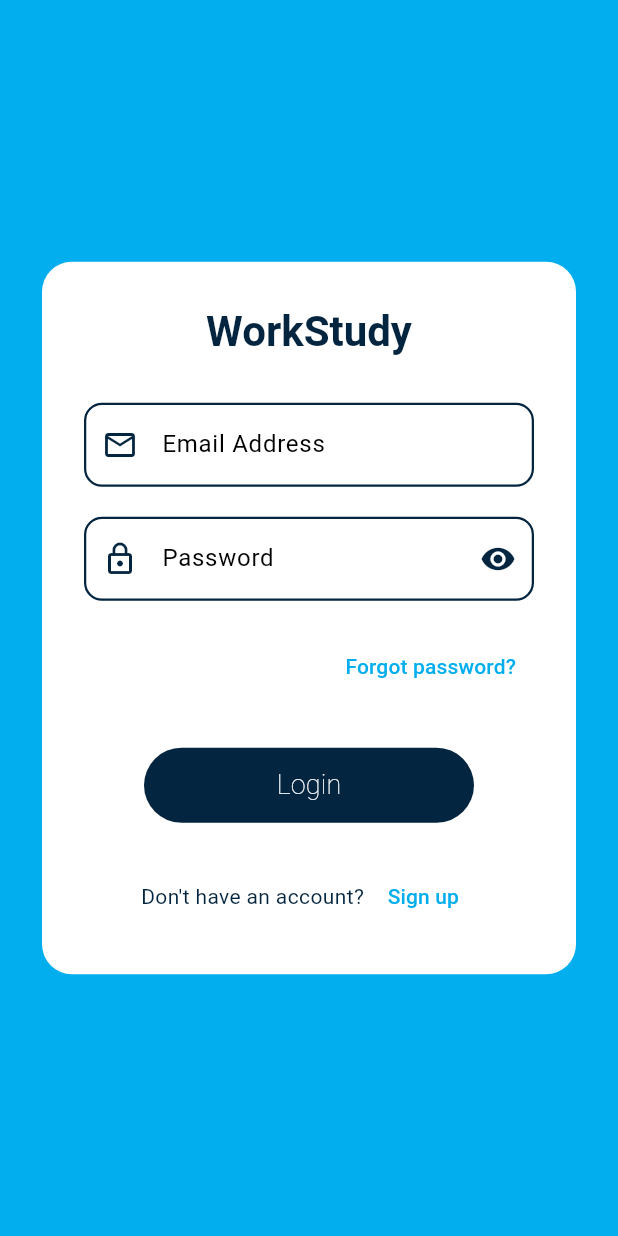
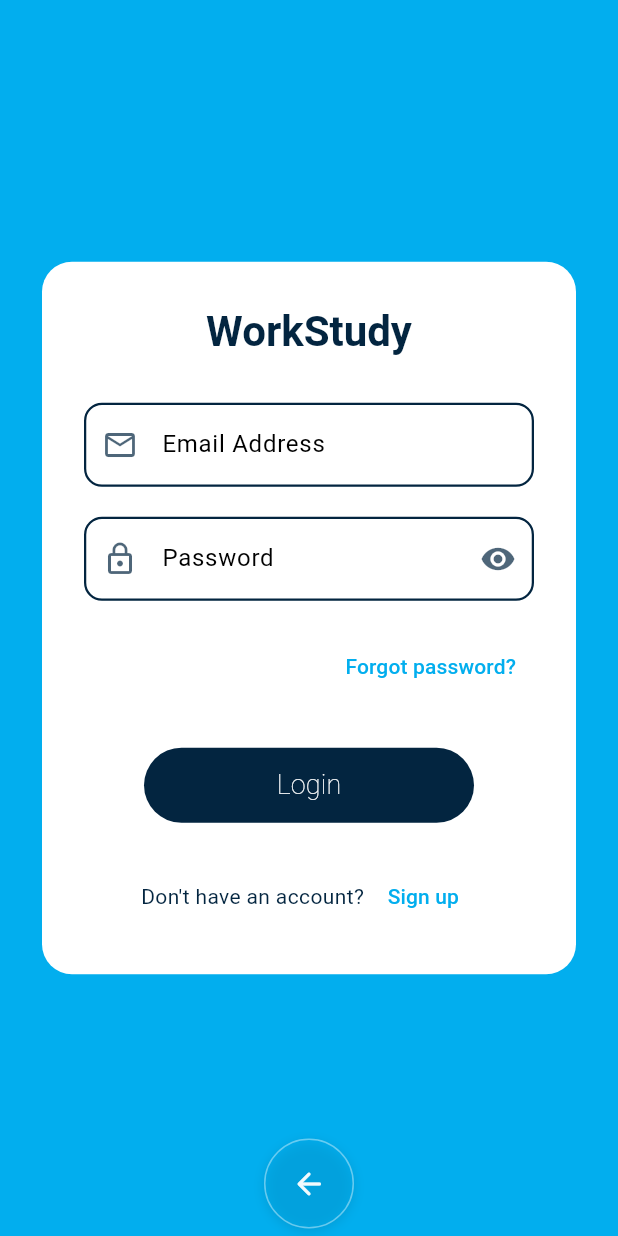
Before and after one commit to kamaugithub/workstudy, a Flutter app: the LoginPage screen opened by its route, on a phone screen of 412 x 824 dp. Run offline on Flutter 3.47's test engine with Material 3 defaults, Android fonts, the phone set to English and light mode, and no system bars; our stand-ins replace cloud_firestore, firebase_auth, firebase_core, pdf, printing; missing offline and left inert: dart:html, excel; accounts and stored records are empty; Roboto replaces fonts that are missing (Segoe UI).

Commit message:
login back button

```diff
--- a/lib/pages/login.dart
+++ b/lib/pages/login.dart
@@ -50,15 +50,13 @@ class _LoginPageState extends State<LoginPage> {
       await authService.checkUserApproval(userCredential.user!.uid);
 
       //  Try getting user data from Firestore (your existing code)
-      DocumentSnapshot doc =
-          await FirebaseFirestore.instance
+      DocumentSnapshot doc = await FirebaseFirestore.instance
           .collection('users')
           .doc(userCredential.user!.uid)
           .get();
 
       // 🔍 If document doesn't exist, try finding it by email
-      QuerySnapshot emailQuery =
-          await FirebaseFirestore.instance
+      QuerySnapshot emailQuery = await FirebaseFirestore.instance
           .collection('users')
           .where('email', isEqualTo: email)
           .limit(1)
@@ -82,8 +80,7 @@ class _LoginPageState extends State<LoginPage> {
 
         role = 'admin';
       } else {
-        final userData =
-            doc.exists
+        final userData = doc.exists
             ? doc.data() as Map<String, dynamic>
             : emailQuery.docs.first.data() as Map<String, dynamic>;
         role = userData['role'].toString().toLowerCase();
@@ -107,7 +104,8 @@ class _LoginPageState extends State<LoginPage> {
       // NEW: Handle approval-specific errors
       String errorMessage;
       if (e.code == 'pending-approval') {
-        errorMessage = 'Your account is pending admin approval. Please wait for approval.';
+        errorMessage =
+            'Your account is pending admin approval. Please wait for approval.';
       } else if (e.code == 'account-declined') {
         errorMessage = e.message ?? 'Your account has been declined by admin.';
       } else {
@@ -147,6 +145,14 @@ class _LoginPageState extends State<LoginPage> {
     );
   }
 
+  /// Navigate back to landing page
+  void _goToLandingPage() {
+    // Replace with your actual landing page route
+    // For now, I'll use a simple pop or you can adjust based on your app structure
+    Navigator.of(context).popUntil((route) => route.isFirst);
+    // If you have a specific landing page, use:
+    // Navigator.pushReplacementNamed(context, '/landing');
+  }
 
   @override
   Widget build(BuildContext context) {
@@ -161,7 +167,9 @@ class _LoginPageState extends State<LoginPage> {
             end: Alignment.bottomCenter,
           ),
         ),
-        child: Center(
+        child: Stack(
+          children: [
+            Center(
               child: SingleChildScrollView(
                 padding: const EdgeInsets.all(24.0),
                 child: Card(
@@ -191,9 +199,9 @@ class _LoginPageState extends State<LoginPage> {
                           decoration: InputDecoration(
                             labelText: "Email Address",
                             hintText: "your.email@daystar.ac.ke",
-                        prefixIcon: const Icon(
+                            prefixIcon: Icon(
                               Icons.email_outlined,
-                          color: Color(0xFF032540),
+                              color: const Color(0xFF032540).withOpacity(0.7),
                             ),
                             enabledBorder: OutlineInputBorder(
                               borderRadius: BorderRadius.circular(12),
@@ -221,16 +229,16 @@ class _LoginPageState extends State<LoginPage> {
                           decoration: InputDecoration(
                             labelText: "Password",
                             hintText: "Enter your password",
-                        prefixIcon: const Icon(
+                            prefixIcon: Icon(
                               Icons.lock_outline,
-                          color: Color(0xFF032540),
+                              color: const Color(0xFF032540).withOpacity(0.7),
                             ),
                             suffixIcon: IconButton(
                               icon: Icon(
                                 showPassword
                                     ? Icons.visibility_off
                                     : Icons.visibility,
-                            color: const Color(0xFF032540),
+                                color: const Color(0xFF032540).withOpacity(0.7),
                               ),
                               onPressed: () {
                                 setState(() {
@@ -264,7 +272,8 @@ class _LoginPageState extends State<LoginPage> {
                               Navigator.push(
                                 context,
                                 MaterialPageRoute(
-                              builder: (context) => const ForgotPasswordPage(),
+                                  builder: (context) =>
+                                      const ForgotPasswordPage(),
                                 ),
                               );
                             },
@@ -296,8 +305,7 @@ class _LoginPageState extends State<LoginPage> {
                                 Colors.white.withOpacity(0.2),
                               ),
                             ),
-                        child:
-                            isLoading
+                            child: isLoading
                                 ? const SizedBox(
                                     width: 25,
                                     height: 25,
@@ -351,6 +359,59 @@ class _LoginPageState extends State<LoginPage> {
                 ),
               ),
             ),
+
+            // Back button at bottom navigation panel
+            Positioned(
+              bottom: 0,
+              left: 0,
+              right: 0,
+              child: Container(
+                height: 70,
+                decoration: BoxDecoration(
+                  color: const Color(0xFF02AEEE).withOpacity(0.15),
+                  // Removed the white top border line
+                ),
+                child: Center(
+                  child: Container(
+                    width: 60, // Reduced size for just the icon
+                    height: 60, // Reduced size for just the icon
+                    decoration: BoxDecoration(
+                      color: const Color(0xFF02AEEE).withOpacity(0.3),
+                      borderRadius: BorderRadius.circular(30), // Circular shape
+                      boxShadow: [
+                        BoxShadow(
+                          color: Colors.black.withOpacity(0.1),
+                          blurRadius: 6,
+                          offset: const Offset(0, 2),
+                        ),
+                      ],
+                      border: Border.all(
+                        color: Colors.white.withOpacity(0.4),
+                        width: 1.0,
+                      ),
+                    ),
+                    child: ElevatedButton(
+                      onPressed: _goToLandingPage,
+                      style: ElevatedButton.styleFrom(
+                        backgroundColor: Colors.transparent,
+                        elevation: 0,
+                        shape: RoundedRectangleBorder(
+                          borderRadius: BorderRadius.circular(30),
+                        ),
+                        padding: EdgeInsets.zero,
+                      ),
+                      child: Icon(
+                        Icons.arrow_back_rounded,
+                        size: 24,
+                        color: Colors.white.withOpacity(0.95),
+                      ),
+                    ),
+                  ),
+                ),
+              ),
+            ),
+          ],
+        ),
       ),
     );
   }
```
Lines whose indentation alone changed are shown as unchanged.
